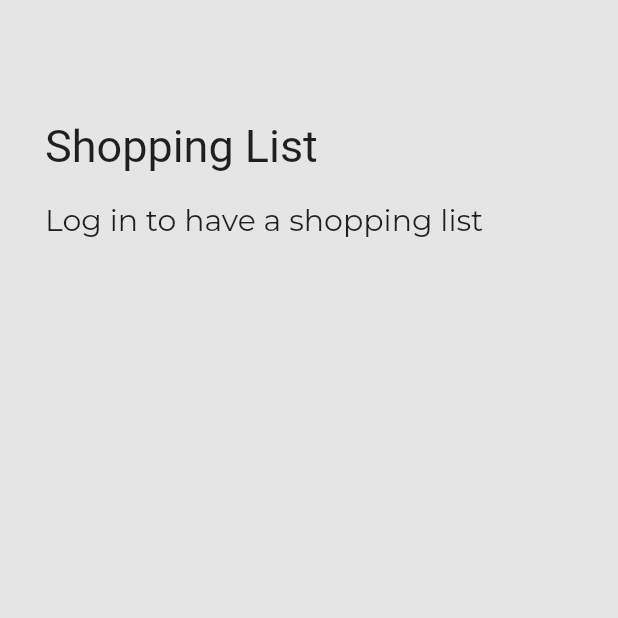
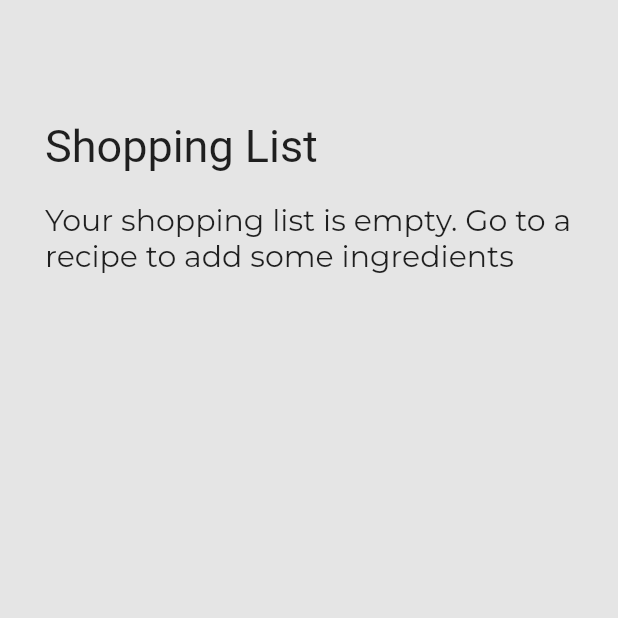
Before and after one commit to lintenn/GrateMate, a Flutter app: the ShoppingList screen opened directly, on a phone screen of 412 x 824 dp, the top half of it. Run offline on Flutter 3.47's test engine with Material 2 defaults, Android fonts, the phone set to English and light mode, and no system bars; our stand-ins replace font_awesome_flutter, tuple; missing offline and left inert: material_dialogs; Roboto replaces fonts that are missing (MontserratExtraBold); statements that could not run were skipped; project files that could hold a hidden picture were left out.

Commit message:
Shopping list finished

```diff
--- a/grate_mate/lib/global_information/global_users.dart
+++ b/grate_mate/lib/global_information/global_users.dart
@@ -6,5 +6,9 @@ List<User> users = [
   User(id: 2, firstName: 'Luis Miguel', lastName: 'Garcia', username: 'linten', email: 'linten@gmail.com', password: '1234', dateOfBirth: DateTime(2001), phoneNumber: '+34123456789',
   profilePhotoUrl: 'https://de.web.img2.acsta.net/r_654_368/img/47/d9/47d93afd6f4a7ab3050916cab486d2a9.jpg')
 ];
+/*
 bool isLogged = false;
-late User userLogged;
+late User userLogged;*/
+
+bool isLogged = true;
+late User userLogged = users[0];
--- a/grate_mate/lib/screens/shoppingList_screen.dart
+++ b/grate_mate/lib/screens/shoppingList_screen.dart
@@ -54,6 +54,29 @@ class _ShoppingListState extends State<ShoppingList> {
               ),
             ),
             Users.isLogged?
+                Users.userLogged.shoppingList.isEmpty?
+                Padding(
+                  padding: EdgeInsets.fromLTRB(10, 10, 10, 10),
+                  child: Row(
+                    children: [
+                      Flexible(
+                        child: Column(
+                          children: const [
+                            Text(
+                              'Your shopping list is empty. Go to a recipe to add some ingredients',
+                              style: TextStyle(
+                                fontSize: 20,
+                                fontFamily: 'Montserrat',
+                                //color: GrateMate.darkGrateMate
+                              ),
+                            ),
+                          ],
+                        ),
+                      ),
+                    ],
+                  ),
+                )
+              :
               Flexible(
                 child: ListView.builder(
                   padding: const EdgeInsets.fromLTRB(0, 10, 0, 20),
--- a/grate_mate/pubspec.yaml
+++ b/grate_mate/pubspec.yaml
@@ -39,6 +39,7 @@ dependencies:
   google_fonts: ^4.0.3
   font_awesome_flutter: ^10.4.0
   tuple: ^2.0.0
+  material_dialogs: 1.1.4
 
 dev_dependencies:
   flutter_test:
```
Also changed, not shown: grate_mate/lib/screens/recipe_screen.dart (+54 -5 lines), grate_mate/pubspec.lock. Lines whose indentation alone changed are shown as unchanged.
